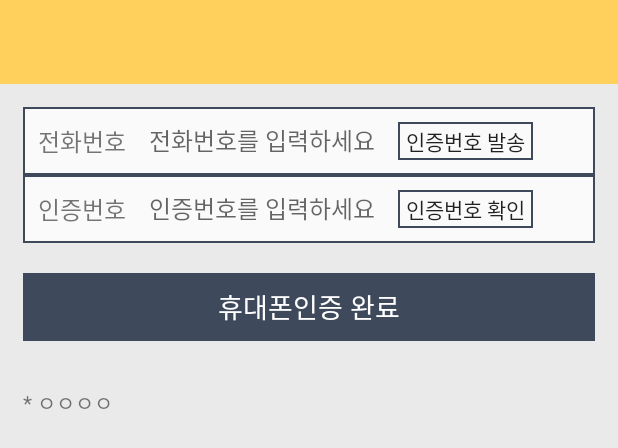
After one commit to limjinha95/APP_SMARTSTAY, an Android app: the layout changephone.xml on its own in the app's theme, with its tools: preview values and no code run, on a phone screen of 412 x 824 dp. The commit adds this screen. Shown: the top 448 px of the screen. Run offline under Robolectric (Android 15) with nearby library versions, the phone set to English and light mode, and no system bars.

Commit message:
added changephone UI

```diff
--- /dev/null
+++ b/SmartStay/app/src/main/java/com/wap/smartstay/ChangePhone.java
@@ -0,0 +1,19 @@
+package com.wap.smartstay;
+
+import android.graphics.Color;
+import android.os.Bundle;
+import android.support.v7.app.AppCompatActivity;
+import android.support.v7.widget.Toolbar;
+
+public class ChangePhone extends AppCompatActivity {
+
+    @Override
+    protected void onCreate(Bundle savedInstanceState) {
+        super.onCreate(savedInstanceState);
+        setContentView(R.layout.changephone);
+
+        Toolbar toolbar = (Toolbar) findViewById(R.id.toolbar_main);
+        toolbar.setTitleTextColor(Color.parseColor("#000000"));
+        toolbar.setTitle("휴대폰 인증");
+    }
+}
--- /dev/null
+++ b/SmartStay/app/src/main/res/layout/changephone.xml
@@ -0,0 +1,113 @@
+<?xml version="1.0" encoding="utf-8"?>
+<LinearLayout xmlns:android="http://schemas.android.com/apk/res/android"
+    xmlns:tools="http://schemas.android.com/tools"
+    android:layout_width="match_parent"
+    android:layout_height="match_parent"
+    android:orientation="vertical"
+    tools:context="com.wap.smartstay.Main">
+
+    <android.support.design.widget.AppBarLayout
+        android:layout_width="match_parent"
+        android:layout_height="wrap_content">
+
+        <android.support.v7.widget.Toolbar
+            android:id="@+id/toolbar_main"
+            android:layout_width="match_parent"
+            android:layout_height="?attr/actionBarSize"
+            android:elevation="4dp"
+            android:layout_alignParentTop="true"
+            android:layout_centerHorizontal="true" />
+
+    </android.support.design.widget.AppBarLayout>
+
+
+    <LinearLayout
+        android:layout_width="match_parent"
+        android:layout_height="match_parent"
+        android:background="#EAEAEA"
+        android:orientation="vertical"
+        android:padding="15dp">
+
+
+        <LinearLayout
+            android:layout_width="match_parent"
+            android:layout_height="45dp"
+            android:background="@drawable/xml_border"
+            android:gravity="center_vertical"
+            android:padding="10dp">
+
+            <TextView
+                android:layout_width="70dp"
+                android:layout_height="45dp"
+                android:gravity="center_vertical"
+                android:text="전화번호"
+                android:textSize="16dp" />
+
+            <EditText
+                android:id="@+id/phoneNumber"
+                android:layout_width="170dp"
+                android:layout_height="45dp"
+                android:gravity="center_vertical"
+                android:hint="전화번호를 입력하세요"
+                android:textSize="16dp" />
+
+            <Button
+                android:id="@+id/phoneSendKeyBtn"
+                android:layout_width="90dp"
+                android:layout_height="25dp"
+                android:background="@drawable/xml_border"
+                android:text="인증번호 발송" />
+
+        </LinearLayout>
+
+        <LinearLayout
+            android:layout_width="match_parent"
+            android:layout_height="45dp"
+            android:background="@drawable/xml_border"
+            android:gravity="center_vertical"
+            android:padding="10dp">
+
+            <TextView
+                android:layout_width="70dp"
+                android:layout_height="45dp"
+                android:gravity="center_vertical"
+                android:text="인증번호"
+                android:textSize="16dp" />
+
+            <EditText
+                android:id="@+id/phoneKeyNumber"
+                android:layout_width="170dp"
+                android:layout_height="45dp"
+                android:gravity="center_vertical"
+                android:hint="인증번호를 입력하세요"
+                android:textSize="16dp" />
+
+            <Button
+                android:id="@+id/phoneCheckKeyBtn"
+                android:layout_width="90dp"
+                android:layout_height="25dp"
+                android:background="@drawable/xml_border"
+                android:text="인증번호 확인" />
+
+
+        </LinearLayout>
+
+        <Button
+            android:id="@+id/phoneSaveBtn"
+            android:layout_width="match_parent"
+            android:layout_height="45dp"
+            android:layout_marginTop="20dp"
+            android:background="@color/colorPrimaryDark"
+            android:text="휴대폰인증 완료"
+            android:textColor="@color/white"
+            android:textSize="18dp" />
+
+        <TextView
+            android:layout_width="match_parent"
+            android:layout_height="20dp"
+            android:layout_marginTop="30dp"
+            android:text="* ㅇㅇㅇㅇ" />
+
+
+    </LinearLayout>
+</LinearLayout>
--- a/SmartStay/app/src/main/res/layout/myinfo.xml
+++ b/SmartStay/app/src/main/res/layout/myinfo.xml
@@ -247,5 +247,4 @@
         </LinearLayout>
     </ScrollView>
 
-
 </LinearLayout>
```
